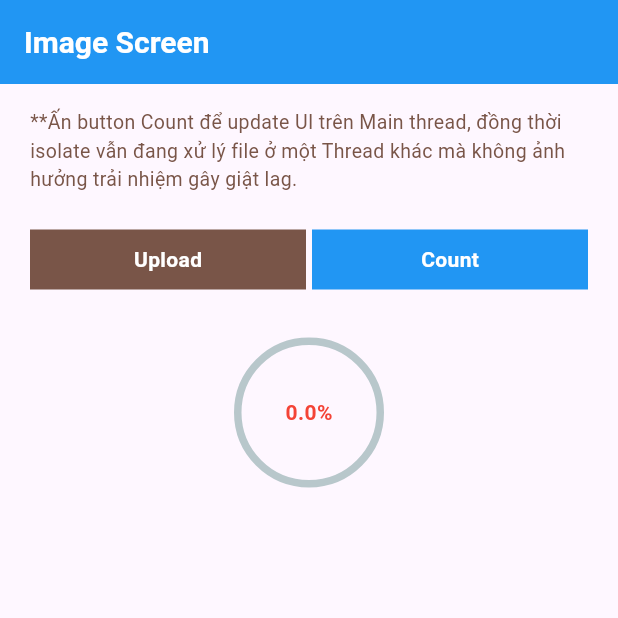
After one commit to DoTungLam96/isolate_example, a Flutter app: the screen it shows after launch, after a tap on "Count", after a tap on "Isolate", on a phone screen of 412 x 824 dp, the top half of it. The commit adds this screen. Run offline on Flutter 3.47's test engine with Material 3 defaults, Android fonts, the phone set to English and light mode, and no system bars; drawn by our look-alikes of percent_indicator; our stand-ins replace device_info_plus, get_it, image_picker, permission_handler; network calls fail.

Commit message:
update case xử lý isolate load file

```diff
--- a/lib/image_list.dart
+++ b/lib/image_list.dart
@@ -11,6 +11,8 @@ import 'package:isolated_flutter/model/film_model.dart';
 import 'package:isolated_flutter/model/photo_model.dart';
 import 'package:isolated_flutter/widget/list_photo.dart';
 import 'package:flutter/services.dart' show rootBundle;
+
+import 'isolate_read_file/image_screen.dart';
 
 const JSON_1MB_PATH = "assets/jsons/json_1_mb.json";
 const JSON_5MB_PATH = "assets/jsons/json_5_mb.json";
@@ -113,19 +115,17 @@ class _ImageListWidgetState extends State<ImageListWidget> {
                 ),
                 InkWell(
                   onTap: () async {
-                    final jsonString = await rootBundle.loadString(JSON_5MB_PATH);
-                    final parsedData = await parseJsonInBackground(jsonString);
-
-                    setState(() {
-                      filmModels = parsedData;
-                    });
+                    Navigator.push(
+                      context,
+                      MaterialPageRoute(builder: (context) => const ImageScreen()),
+                    );
                   },
                   child: Container(
                     padding: const EdgeInsets.symmetric(horizontal: 16, vertical: 8),
                     color: Colors.brown,
                     alignment: Alignment.center,
                     child: Text(
-                      "Spawn",
+                      "Isolate",
                       style: Theme.of(context).textTheme.bodyMedium!.copyWith(color: Colors.white),
                     ),
                   ),
--- /dev/null
+++ b/lib/isolate_read_file/image_screen.dart
@@ -0,0 +1,109 @@
+// ignore_for_file: prefer_const_constructors
+
+import 'package:flutter/material.dart';
+import 'package:get_it/get_it.dart';
+
+import 'image_widget.dart';
+import 'pick_image_mixin.dart';
+
+class ImageScreen extends StatefulWidget {
+  const ImageScreen({super.key});
+
+  @override
+  State<ImageScreen> createState() => _ImageScreenState();
+}
+
+class _ImageScreenState extends State<ImageScreen> {
+  String title = "Upload";
+
+  int count = 0;
+
+  @override
+  Widget build(BuildContext context) {
+    return MaterialApp(
+      home: Scaffold(
+        appBar: AppBar(
+          backgroundColor: Colors.blue,
+          title: Text(
+            "Image Screen",
+            style: TextStyle(fontSize: 20, color: Colors.white, fontWeight: FontWeight.bold),
+          ),
+        ),
+        body: Padding(
+          padding: EdgeInsets.only(left: 20, right: 20, top: 16, bottom: 24),
+          child: SizedBox(
+            width: MediaQuery.of(context).size.width,
+            child: Column(
+              crossAxisAlignment: CrossAxisAlignment.center,
+              children: [
+                Text(
+                  "**Ấn button Count để update UI trên Main thread, đồng thời isolate vẫn đang xử lý file ở một Thread khác mà không ảnh hưởng trải nhiệm gây giật lag.",
+                  style: TextStyle(
+                    color: Colors.brown,
+                    fontSize: 13,
+                    fontWeight: FontWeight.w400,
+                  ),
+                ),
+                const SizedBox(
+                  height: 24,
+                ),
+                Row(
+                  mainAxisAlignment: MainAxisAlignment.center,
+                  children: [
+                    Expanded(
+                      child: InkWell(
+                        onTap: () {
+                          GetIt.instance<PickImageMixin>().pickImage();
+                        },
+                        child: Container(
+                          alignment: Alignment.center,
+                          padding: const EdgeInsets.all(10),
+                          decoration: BoxDecoration(
+                            color: Colors.brown,
+                          ),
+                          child: Text(
+                            title,
+                            style: TextStyle(color: Colors.white, fontSize: 14, fontWeight: FontWeight.bold),
+                          ),
+                        ),
+                      ),
+                    ),
+                    const SizedBox(
+                      width: 4,
+                    ),
+                    Expanded(
+                      child: InkWell(
+                        onTap: () {
+                          count += 1;
+
+                          setState(() {
+                            title = "Mainthread: $count";
+                          });
+                        },
+                        child: Container(
+                          alignment: Alignment.center,
+                          padding: const EdgeInsets.all(10),
+                          decoration: BoxDecoration(
+                            color: Colors.blue,
+                          ),
+                          child: Text(
+                            "Count",
+                            style: TextStyle(color: Colors.white, fontSize: 14, fontWeight: FontWeight.bold),
+                          ),
+                        ),
+                      ),
+                    ),
+                  ],
+                ),
+                const SizedBox(
+                  height: 32,
+                ),
+                const ImageWidget()
+              ],
+            ),
+          ),
+        ),
+      ),
+    );
+  }
+}
--- /dev/null
+++ b/lib/isolate_read_file/image_widget.dart
@@ -0,0 +1,174 @@
+import 'dart:io';
+import 'dart:isolate';
+import 'package:flutter/services.dart' show rootBundle;
+import 'package:flutter/material.dart';
+import 'package:get_it/get_it.dart';
+import 'package:image_picker/image_picker.dart';
+import 'package:path_provider/path_provider.dart';
+import 'package:percent_indicator/percent_indicator.dart';
+import 'package:permission_handler/permission_handler.dart';
+
+import 'pick_image_mixin.dart';
+import 'utils.dart';
+
+class ImageWidget extends StatefulWidget {
+  const ImageWidget({
+    super.key,
+  });
+
+  @override
+  State<ImageWidget> createState() => _ImageWidgetState();
+}
+
+class _ImageWidgetState extends State<ImageWidget> with PickImageMixin {
+  double _progress = 0.0;
+
+  bool _isReading = false; // Trạng thái đọc file
+
+  Isolate? _isolate;
+
+  ReceivePort? receivePort;
+
+  File? _imageFile;
+
+  late PermissionStatus permissionStatus;
+  @override
+  void initState() {
+    WidgetsBinding.instance.addPostFrameCallback((_) async {
+      GetIt.instance.registerLazySingleton<PickImageMixin>(() => this);
+
+      _imageFile = await getImageFileFromAssets('assets/no_image.png');
+
+      permissionStatus = await Utils.I.requestPermissionStorage();
+
+      setState(() {});
+    });
+
+    super.initState();
+  }
+
+  @override
+  Widget build(BuildContext context) {
+    return _buildImage();
+  }
+
+  /// Xây dựng giao diện ảnh
+  Widget _buildImage() {
+    if (_imageFile == null) {
+      return CircularPercentIndicator(
+        radius: 50.0,
+        lineWidth: 5.0,
+        percent: _progress / 100,
+        center: Text(
+          "$_progress%",
+          style: const TextStyle(fontSize: 14, color: Colors.red, fontWeight: FontWeight.bold),
+        ),
+        progressColor: Colors.red,
+      );
+    }
+    return Image.file(_imageFile!, fit: BoxFit.cover);
+  }
+
+  /// đọc file từ folder
+  Future<File> getImageFileFromAssets(String path) async {
+    final byteData = await rootBundle.load(path);
+
+    final file = File('${(await getTemporaryDirectory()).path}/$path');
+    await file.create(recursive: true);
+    await file.writeAsBytes(byteData.buffer.asUint8List(byteData.offsetInBytes, byteData.lengthInBytes));
+
+    return file;
+  }
+
+  /// Bắt đầu đọc file
+  Future<void> _startReadingFile({required String pathFile}) async {
+    if (_isReading == true) return;
+
+    _isReading = true;
+
+    _progress = 0.0;
+
+    _imageFile = null;
+
+    receivePort = ReceivePort();
+
+    _isolate = await Isolate.spawn(_readFile, [receivePort!.sendPort, pathFile]);
+
+    receivePort!.listen(
+      (message) {
+        if (message != null) {
+          if (message is double) {
+            setState(() {
+              _progress = message;
+              _imageFile = null;
+            });
+          }
+          if (message is String) {
+            setState(() {
+              _imageFile = File(pathFile);
+            });
+          }
+        } else {
+          _isReading = false;
+
+          _stopIsolate();
+        }
+      },
+    );
+  }
+
+  ///Đọc ảnh bằng Isolated
+  static void _readFile(List<dynamic> args) async {
+    final SendPort sendPort = args[0];
+
+    final String filePath = args[1];
+
+    File file = File(filePath);
+
+    if (!file.existsSync()) {
+      sendPort.send(-1.0);
+      return;
+    }
+
+    //tổng kích thước của file ảnh
+    int fileSize = file.lengthSync();
+
+    int bytesRead = 0;
+
+    Stream<List<int>> inputStream = file.openRead().handleError((e) => print('Error reading file: $e'));
+
+    await for (final event in inputStream) {
+      bytesRead += event.length;
+
+      double progress = double.parse(((bytesRead / fileSize) * 100).toStringAsFixed(2));
+
+      sleep(const Duration(milliseconds: 70)); // Thêm delay cho dễ nhìn không load % nhanh quá
+
+      sendPort.send(progress); // Gửi phần trăm về UI
+
+      if (progress > 99) {
+        sendPort.send(filePath);
+      }
+    }
+    sendPort.send(null);
+  }
+
+  /// Giải phóng tài nguyên
+  void _stopIsolate() {
+    _isolate?.kill();
+
+    _isReading = false;
+
+    _progress = 0;
+  }
+
+  @override
+  void pickImage() async {
+    final picker = ImagePicker();
+    final pickedFile = await picker.pickImage(source: ImageSource.gallery);
+
+    if (pickedFile != null) {
+      _startReadingFile(pathFile: pickedFile.path);
+    }
+  }
+}
--- /dev/null
+++ b/lib/isolate_read_file/pick_image_mixin.dart
@@ -0,0 +1,5 @@
+// ignore_for_file: public_member_api_docs, sort_constructors_first
+
+mixin PickImageMixin {
+  void pickImage();
+}
```
Also changed, not shown: lib/isolate_read_file/utils.dart (added, +47 -0 lines), pubspec.yaml (+7 -0 lines), assets/no_image.png (added), 14 other files.
